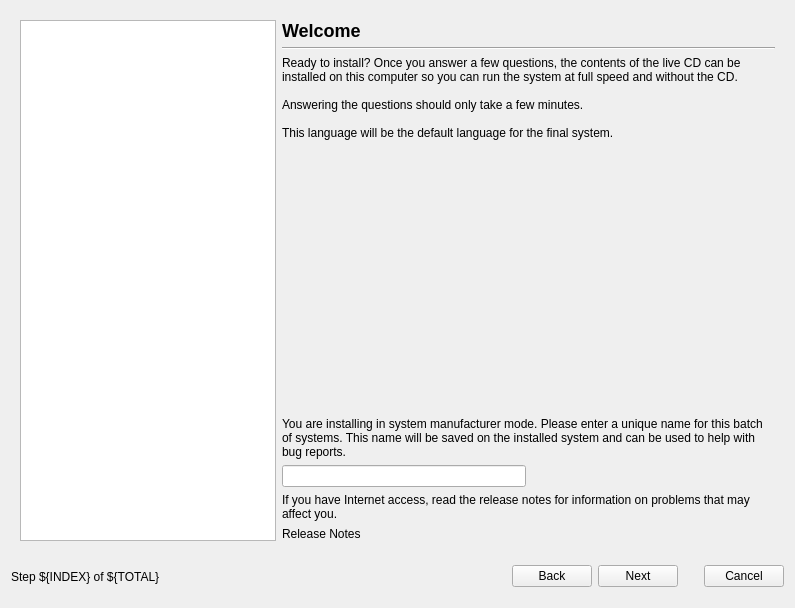
This is gui/qt/liveinstaller.ui in chenhan1218/ubiquity as Qt 5 draws it before an edit. The edited form follows.
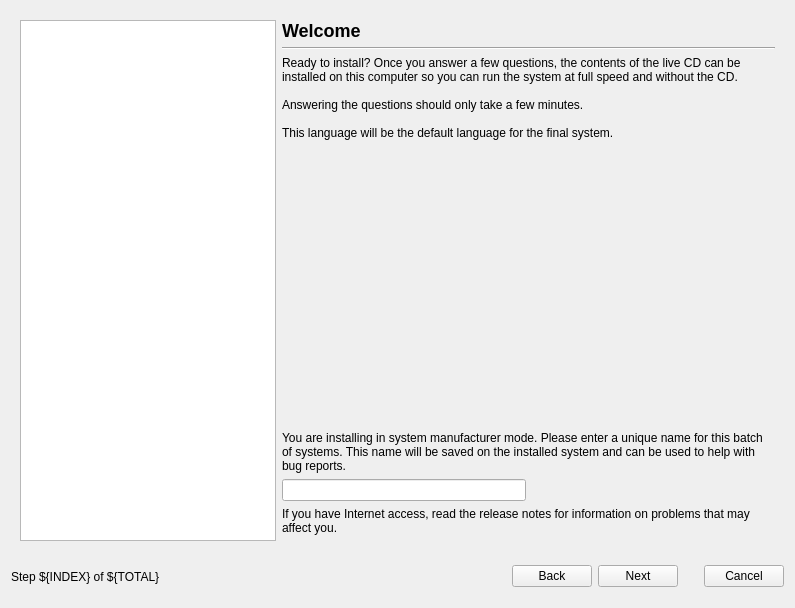
This is the edited form. The open tabs and pages were chosen to show the change. Icons and pictures are not drawn.

Commit message: Fix launching browser from release notes label, QDesktopServices doesn't seem to work so implement clickable label ourselves

```diff
--- a/gui/qt/liveinstaller.ui
+++ b/gui/qt/liveinstaller.ui
@@ -270,14 +270,7 @@
         </widget>
        </item>
        <item row="7" column="1" >
-        <widget class="QLabel" name="release_notes_url" >
-         <property name="text" >
-          <string>Release Notes</string>
-         </property>
-         <property name="openExternalLinks" >
-          <bool>true</bool>
-         </property>
-        </widget>
+        <widget class="QWidget" native="1" name="release_notes_frame" />
        </item>
       </layout>
      </widget>
```
The commit also changes 2 other files.
